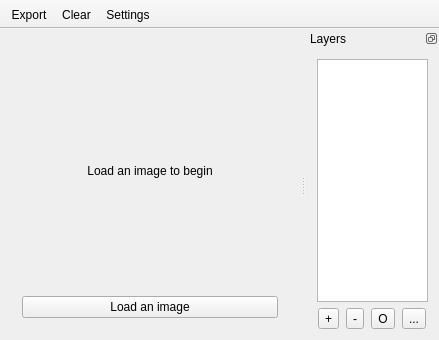
FrankMamuda/burningicon, file mainwindow.ui: the form before one commit.
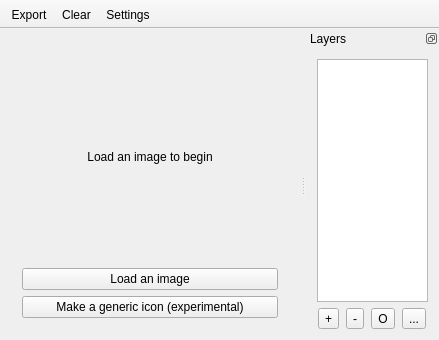
The form after the commit. Icons and pictures are not drawn. Custom widgets are drawn as their Qt base class.

Commit message: experimental icon maker

What changed in the file:
```diff
--- a/mainwindow.ui
+++ b/mainwindow.ui
@@ -105,6 +105,17 @@
           </property>
          </widget>
         </item>
+        <item>
+         <widget class="QPushButton" name="makeButton">
+          <property name="text">
+           <string>Make a generic icon (experimental)</string>
+          </property>
+          <property name="icon">
+           <iconset resource="resources.qrc">
+            <normaloff>:/icons/image</normaloff>:/icons/image</iconset>
+          </property>
+         </widget>
+        </item>
        </layout>
       </widget>
      </widget>
```
The commit also changes 9 other files.
